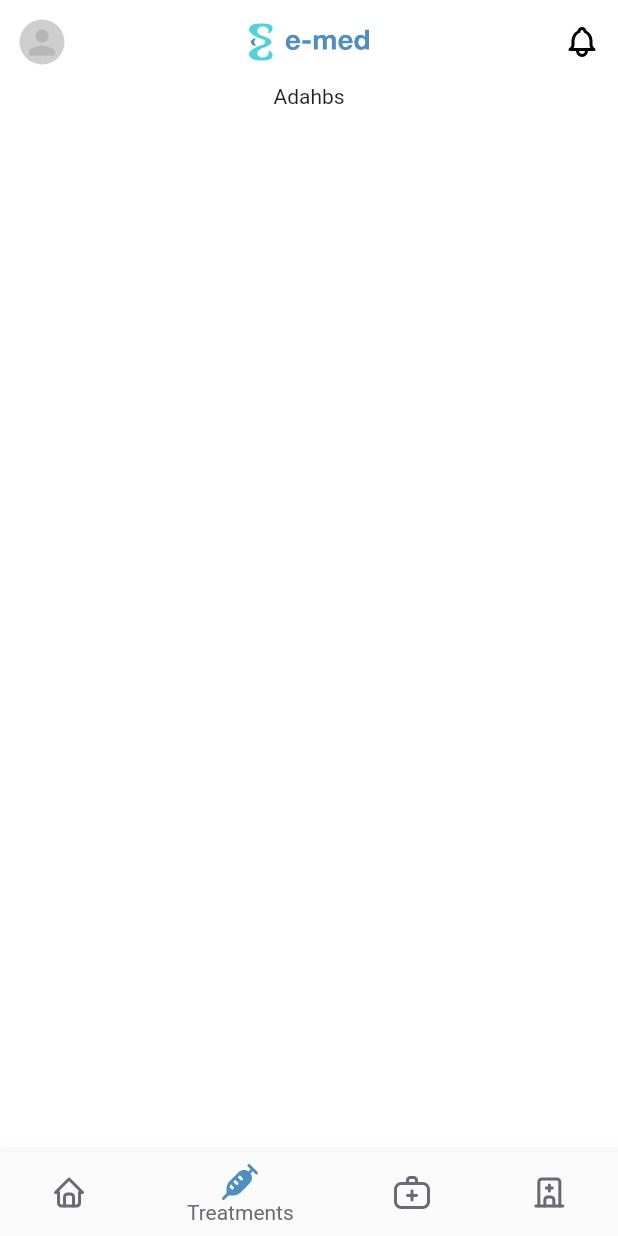
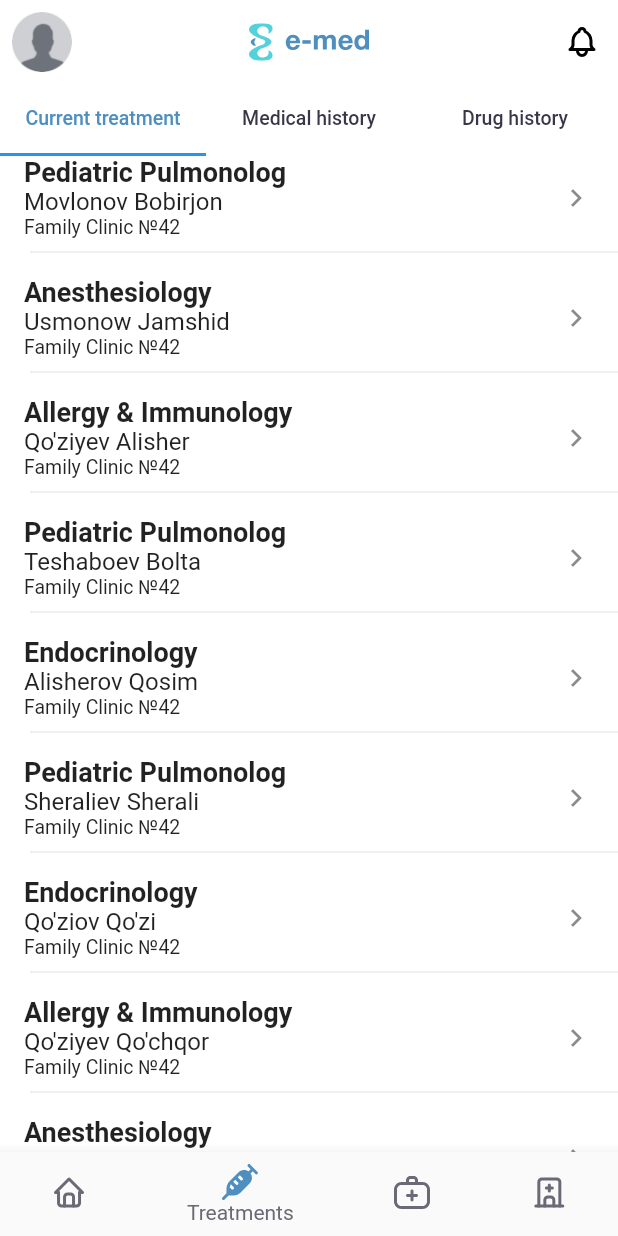
Before and after one commit to ibragimovAzizbek/e-med, a Flutter app: the HomeView screen opened by its route, item 2 of the bottom bar chosen, on a phone screen of 412 x 824 dp. Run offline on Flutter 3.47's test engine with Material 2 defaults, Android fonts, the phone set to English and light mode, and no system bars; our stand-ins replace flutter_bloc, flutter_rating_bar, flutter_svg, syncfusion_flutter_calendar.

Commit message:
Completed current treatment

```diff
--- /dev/null
+++ b/lib/core/constants/font_const.dart
@@ -0,0 +1,8 @@
+class FontConst {
+  static double kExtraSmallFont = 8;
+  static double kSmallFont = 13;
+  static double kMediumFont = 16;
+  static double kLargeFont = 20;
+  static double kExtraLargeFont = 24;
+  static double kTextLargeFont = 18;
+}
--- a/lib/core/widgets/homeView/home_view_widget.dart
+++ b/lib/core/widgets/homeView/home/home_view_widget.dart
@@ -6,8 +6,8 @@ import 'package:flutter/material.dart';
 import 'package:flutter_bloc/flutter_bloc.dart';
 import 'package:syncfusion_flutter_calendar/calendar.dart';
 
-class HomeViewWidget extends StatelessWidget {
-  HomeViewWidget({Key? key}) : super(key: key);
+class HomeViewBodyWidget extends StatelessWidget {
+  HomeViewBodyWidget({Key? key}) : super(key: key);
 
   final formKey = GlobalKey<FormState>();
 
--- a/lib/core/widgets/homeView/home_treatments_body.dart
+++ /dev/null
@@ -1,23 +0,0 @@
-import 'package:emed/core/components/app_bar/homeAppbar/home_app_bar.dart';
-import 'package:flutter/cupertino.dart';
-import 'package:flutter/src/foundation/key.dart';
-import 'package:flutter/src/widgets/framework.dart';
-
-class HomeTrarmentsBody extends StatelessWidget {
-  const HomeTrarmentsBody({Key? key}) : super(key: key);
-
-  @override
-  Widget build(BuildContext context) {
-    return SingleChildScrollView(
-      child: Column(
-        mainAxisAlignment: MainAxisAlignment.spaceBetween,
-        children: [
-          homeAppBar,
-          Center(
-            child: Text("Adahbs"),
-          )
-        ],
-      ),
-    );
-  }
-}
--- /dev/null
+++ b/lib/core/widgets/homeView/treatments/treaments_body_view.dart
@@ -0,0 +1,138 @@
+import 'package:emed/core/constants/color_const.dart';
+import 'package:emed/core/constants/font_const.dart';
+import 'package:emed/data/mock/regions_district/mock_data.dart';
+import 'package:emed/extension/mq_extension.dart';
+import 'package:flutter/material.dart';
+import 'package:flutter_svg/flutter_svg.dart';
+
+class TreamentsBodyView extends StatefulWidget {
+  TreamentsBodyView({Key? key}) : super(key: key);
+
+  List<String> tabNames = [
+    "Current tretment",
+    "Medical history",
+    "Drug history"
+  ];
+
+  @override
+  State<TreamentsBodyView> createState() => _TreamentsBodyViewState();
+}
+
+class _TreamentsBodyViewState extends State<TreamentsBodyView>
+    with TickerProviderStateMixin {
+  late TabController _tabController;
+
+  List<Tab> tabs = [
+    Tab(
+      icon: Text(
+        "Current treatment",
+        style: TextStyle(fontSize: 13),
+      ),
+    ),
+    Tab(
+      icon: Text(
+        "Medical history",
+        style: TextStyle(fontSize: 13),
+      ),
+    ),
+    Tab(
+      icon: Text(
+        "Drug history",
+        style: TextStyle(fontSize: 13),
+      ),
+    ),
+  ];
+
+  @override
+  void initState() {
+    super.initState();
+    _tabController = TabController(length: 3, vsync: this);
+  }
+
+  @override
+  Widget build(BuildContext context) {
+    return Scaffold(
+      appBar: AppBar(
+        centerTitle: true,
+        leading: IconButton(
+          onPressed: () {},
+          icon: Image.asset('assets/images/profile.png'),
+        ),
+        title: SvgPicture.asset("assets/icons/home_app_bar_icon.svg"),
+        actions: [
+          IconButton(
+            icon: SvgPicture.asset('assets/icons/notifications.svg'),
+            onPressed: () {},
+          ),
+        ],
+        bottom: TabBar(
+          controller: _tabController,
+          tabs: tabs,
+          labelColor: ColorConst.blue,
+          unselectedLabelColor: ColorConst.darck60,
+        ),
+      ),
+      body: TabBarView(controller: _tabController, children: [
+        currentTreatment(context),
+        Container(
+          height: 60,
+          width: 300,
+          color: ColorConst.blue,
+        ),
+        Container(
+          height: 60,
+          width: 300,
+          color: ColorConst.black,
+        ),
+      ]),
+    );
+  }
+
+  SizedBox currentTreatment(BuildContext context) {
+    return SizedBox(
+      height: context.h,
+      width: context.w,
+      child: ListView.builder(
+        itemBuilder: (context, index) {
+          return Column(
+            children: [
+              ListTile(
+                leading: Column(
+                  crossAxisAlignment: CrossAxisAlignment.start,
+                  children: [
+                    doctorsInfoText(position[index], FontConst.kTextLargeFont,
+                        fontWeight: FontWeight.bold),
+                    doctorsInfoText(doctors[index], FontConst.kMediumFont),
+                    doctorsInfoText("Family Clinic №42", FontConst.kSmallFont),
+                  ],
+                ),
+                trailing: const Icon(Icons.chevron_right),
+                onTap: () {
+                  Navigator.pushNamed(
+                    context,
+                    '/treatDetalis',
+                    arguments: index,
+                  );
+                },
+              ),
+              const Divider(indent: 20),
+              SizedBox(height: FontConst.kExtraSmallFont),
+            ],
+          );
+        },
+        itemCount: doctors.length,
+      ),
+    );
+  }
+
+  Text doctorsInfoText(String text, double size,
+      {fontWeight = FontWeight.normal}) {
+    return Text(
+      text,
+      style: TextStyle(
+        fontSize: size,
+        fontWeight: fontWeight,
+      ),
+    );
+  }
+}
--- a/lib/routes/routes.dart
+++ b/lib/routes/routes.dart
@@ -8,6 +8,7 @@ import 'package:emed/views/auth/view/signUp/sign_up_view.dart';
 import 'package:emed/views/home/view/home_view.dart';
 import 'package:emed/views/infoDoctor/view/info_doctor_view.dart';
 import 'package:emed/views/splash/splash_page.dart';
+import 'package:emed/views/traetments/treatments_detalis_page.dart';
 import 'package:flutter/material.dart';
 
 class RouteController {
@@ -54,7 +55,17 @@ class RouteController {
 
       case '/addappointmetthedoctor':
         return MaterialPageRoute(
-            builder: (context) => AddNewAppointmentPageDoctor(index: args as int,));
+          builder: (context) => AddNewAppointmentPageDoctor(
+            index: args as int,
+          ),
+        );
+
+      case '/treatDetalis':
+        return MaterialPageRoute(
+          builder: (context) => TreanmentDetalisPage(
+            indexDoctor: args as int,
+          ),
+        );
     }
   }
 }
--- a/lib/views/home/view/home_view.dart
+++ b/lib/views/home/view/home_view.dart
@@ -1,9 +1,9 @@
 import 'package:emed/core/constants/color_const.dart';
 import 'package:emed/core/functions/error_snak_bar.dart';
-import 'package:emed/core/widgets/homeView/home_doctor_body.dart';
-import 'package:emed/core/widgets/homeView/home_hospital_body.dart';
-import 'package:emed/core/widgets/homeView/home_treatments_body.dart';
-import 'package:emed/core/widgets/homeView/home_view_widget.dart';
+import 'package:emed/core/widgets/homeView/doctor/home_doctor_body.dart';
+import 'package:emed/core/widgets/homeView/hospital/home_hospital_body.dart';
+import 'package:emed/core/widgets/homeView/home/home_view_widget.dart';
+import 'package:emed/core/widgets/homeView/treatments/treaments_body_view.dart';
 import 'package:emed/views/home/cubit/home_cubit.dart';
 import 'package:emed/views/home/state/home_state.dart';
 import 'package:flutter/material.dart';
@@ -14,8 +14,8 @@ class HomeView extends StatelessWidget {
   HomeView({Key? key}) : super(key: key);
 
   List<Widget> bodys = [
-    HomeViewWidget(),
-    HomeTrarmentsBody(),
+    HomeViewBodyWidget(),
+    TreamentsBodyView(),
     HomeDoctorBody(),
     HomeHospetalBody(),
   ];
--- a/pubspec.yaml
+++ b/pubspec.yaml
@@ -41,7 +41,6 @@ dependencies:
   syncfusion_flutter_calendar: ^20.1.57
   hive: ^2.2.1
   hive_flutter: ^1.1.0
-  calendar_appbar: ^0.0.6
   calendar_calendar: ^1.0.0
   flutter_rating_bar: ^4.0.1
 
```
Also changed, not shown: lib/core/components/home_body_comp/text_darck_60_90.dart (added, +22 -0 lines), lib/views/infoDoctor/view/info_doctor_view.dart (+49 -38 lines), lib/views/traetments/treatments_detalis_page.dart (added, +49 -0 lines), assets/icons/cop.svg (added), lib/core/components/app_bar/addNewAppointment/add_appointment_appbar.dart (line endings or trailing spaces), lib/core/widgets/homeView/doctor/home_doctor_body.dart (renamed from lib/core/widgets/homeView/home_doctor_body.dart), lib/core/widgets/homeView/hospital/home_hospital_body.dart (renamed from lib/core/widgets/homeView/home_hospital_body.dart), pubspec.lock.
